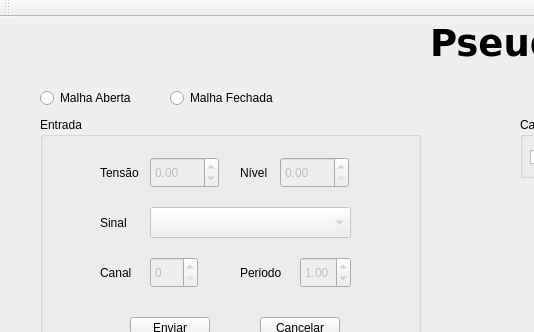
This is LabControle1/mainwindow.ui in marciojunior159/Projects as Qt 5 draws it before an edit; both pictures show x 0 to 534 and y 0 to 332 of the 1200 by 700 pixel window. The edited form follows.
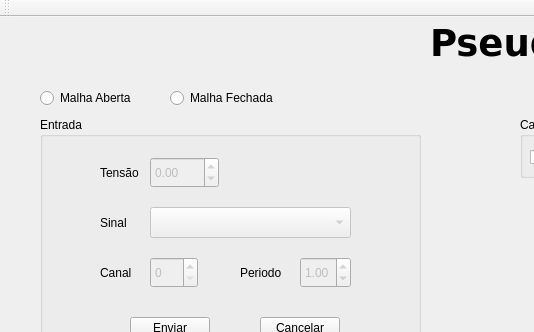
This is the edited form. Custom widgets are drawn as their Qt base class.

Commit message: mesma caixa

```diff
--- a/LabControle1/mainwindow.ui
+++ b/LabControle1/mainwindow.ui
@@ -208,26 +208,7 @@
     <property name="title">
      <string>Entrada</string>
     </property>
-    <widget class="QDoubleSpinBox" name="SpinBoxNivel">
-     <property name="enabled">
-      <bool>false</bool>
-     </property>
-     <property name="geometry">
-      <rect>
-       <x>240</x>
-       <y>40</y>
-       <width>69</width>
-       <height>31</height>
-      </rect>
-     </property>
-     <property name="maximum">
-      <double>30.000000000000000</double>
-     </property>
-     <property name="singleStep">
-      <double>0.010000000000000</double>
-     </property>
-    </widget>
-    <widget class="QDoubleSpinBox" name="SpinBoxTensao">
+    <widget class="QDoubleSpinBox" name="SpinBoxTensaoNivel">
      <property name="enabled">
       <bool>false</bool>
      </property>
@@ -249,20 +230,7 @@
       <double>0.010000000000000</double>
      </property>
     </widget>
-    <widget class="QLabel" name="label_2">
-     <property name="geometry">
-      <rect>
-       <x>200</x>
-       <y>40</y>
-       <width>41</width>
-       <height>31</height>
-      </rect>
-     </property>
-     <property name="text">
-      <string>Nível</string>
-     </property>
-    </widget>
-    <widget class="QLabel" name="label">
+    <widget class="QLabel" name="labelTensaoNivel">
      <property name="geometry">
       <rect>
        <x>60</x>
```
The commit also changes 1 other file.
